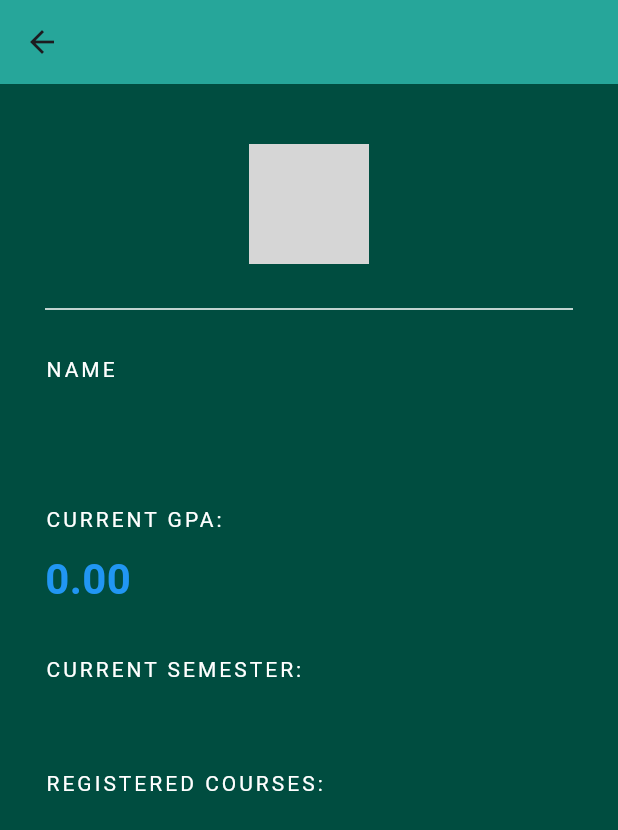
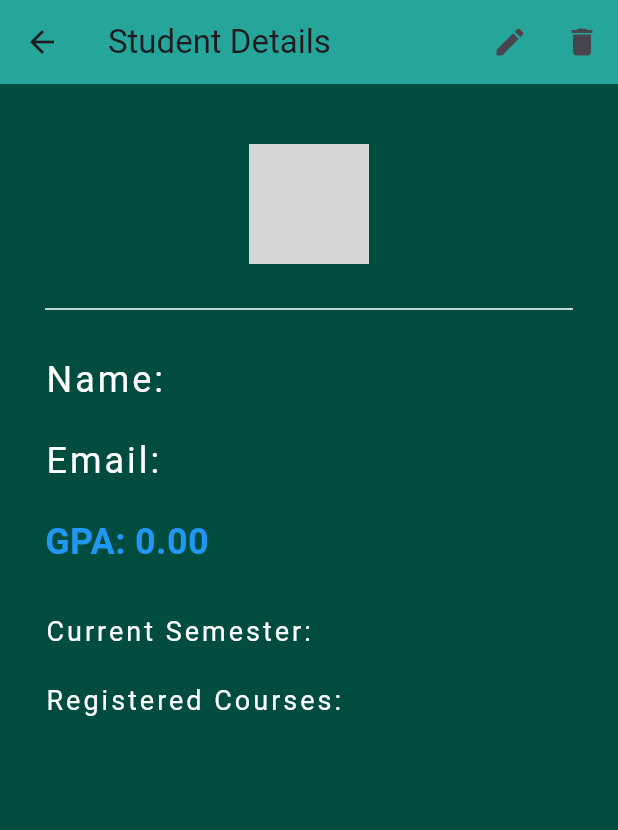
Before and after one commit to ElioAzzi12/elio_azzi_62030137_project_2, a Flutter app: the StudentDetailPage screen opened directly with empty values, on a phone screen of 412 x 824 dp. Shown: the top 830 px of the screen. Run offline on Flutter 3.47's test engine with Material 3 defaults, Android fonts, the light colour scheme and no system bars; network calls fail; grey boxes are pictures that could not be loaded.

Commit message:
added edit and delete button on student details page

```diff
--- a/lib/student_details.dart
+++ b/lib/student_details.dart
@@ -1,18 +1,123 @@
 import 'package:flutter/material.dart';
+import 'package:http/http.dart' as http;
 import 'student.dart';
 
-class StudentDetailPage extends StatelessWidget {
+class StudentDetailPage extends StatefulWidget {
   final Student student;
 
   StudentDetailPage({required this.student});
+
+  @override
+  _StudentDetailPageState createState() => _StudentDetailPageState();
+}
+
+class _StudentDetailPageState extends State<StudentDetailPage> {
+  bool isEditMode = false;
+  late TextEditingController nameController;
+  late TextEditingController emailController;
+  late TextEditingController gpaController;
+
+  @override
+  void initState() {
+    super.initState();
+    nameController = TextEditingController(text: widget.student.name);
+    emailController = TextEditingController(text: widget.student.email);
+    gpaController = TextEditingController(text: widget.student.gpa.toString());
+  }
+
+  @override
+  void dispose() {
+    nameController.dispose();
+    emailController.dispose();
+    gpaController.dispose();
+    super.dispose();
+  }
+
+  void _toggleEditMode() {
+    setState(() {
+      isEditMode = !isEditMode;
+    });
+  }
+
+  void _deleteStudent() async {
+    final shouldDelete = await showDialog<bool>(
+      context: context,
+      builder: (BuildContext context) {
+        return AlertDialog(
+          title: Text('Delete Student'),
+          content: Text('Are you sure you want to delete this student?'),
+          actions: <Widget>[
+            TextButton(
+              onPressed: () => Navigator.of(context).pop(false),
+              child: Text('No'),
+            ),
+            TextButton(
+              onPressed: () => Navigator.of(context).pop(true),
+              child: Text('Yes'),
+            ),
+          ],
+        );
+      },
+    ) ?? false;
+
+    if (shouldDelete) {
+      final response = await http.post(
+        Uri.parse('https://62030137.000webhostapp.com/delete_student.php'),
+        body: {'id': widget.student.id.toString()},
+      );
+
+      if (response.statusCode == 200) {
+        Navigator.of(context).pop(true);
+      } else {
+        ScaffoldMessenger.of(context).showSnackBar(
+          SnackBar(content: Text('Failed to delete student: ${response.body}')),
+        );
+      }
+    }
+  }
+
+  void _saveChanges() async {
+    final updateData = {
+      'id': widget.student.id.toString(),
+      'name': nameController.text,
+      'email': emailController.text,
+      'gpa': gpaController.text,
+      'currentSemester': widget.student.currentSemester,
+      'avatarPath': widget.student.avatarPath
+    };
+
+    final response = await http.post(
+      Uri.parse('https://62030137.000webhostapp.com/update_student.php'),
+      body: updateData,
+    );
+
+    if (response.statusCode == 200) {
+      ScaffoldMessenger.of(context).showSnackBar(SnackBar(content: Text('Student updated successfully!')));
+      setState(() {
+        isEditMode = false;
+      });
+    } else {
+      ScaffoldMessenger.of(context).showSnackBar(SnackBar(content: Text('Failed to update student!')));
+    }
+  }
 
   @override
   Widget build(BuildContext context) {
     return Scaffold(
       backgroundColor: Colors.teal[900],
       appBar: AppBar(
-        title: Text(student.name),
+        title: Text(isEditMode ? 'Edit Student' : 'Student Details'),
         backgroundColor: Colors.teal[400],
+        actions: <Widget>[
+          IconButton(
+            icon: Icon(isEditMode ? Icons.save : Icons.edit),
+            onPressed: isEditMode ? _saveChanges : _toggleEditMode,
+          ),
+          IconButton(
+            icon: Icon(Icons.delete),
+            onPressed: _deleteStudent,
+          ),
+        ],
       ),
       body: SingleChildScrollView(
         child: Padding(
@@ -22,7 +127,7 @@ class StudentDetailPage extends StatelessWidget {
             children: <Widget>[
               Center(
                 child: CircleAvatar(
-                  backgroundImage: AssetImage(student.avatarPath),
+                  backgroundImage: AssetImage(widget.student.avatarPath),
                   radius: 40,
                 ),
               ),
@@ -30,72 +135,100 @@ class StudentDetailPage extends StatelessWidget {
                 height: 60,
                 color: Colors.white,
               ),
-              Text(
-                'NAME',
+              isEditMode
+                  ? TextFormField(
+                controller: nameController,
+                style: TextStyle(color: Colors.white),
+                decoration: InputDecoration(
+                  labelText: 'Name',
+                  labelStyle: TextStyle(color: Colors.white),
+                ),
+              )
+                  : Text(
+                'Name: ${widget.student.name}',
                 style: TextStyle(
                   color: Colors.white,
                   letterSpacing: 2,
+                  fontSize: 24,
                 ),
               ),
-              SizedBox(height: 10),
-              Text(
-                student.name,
+              SizedBox(height: 20),
+              isEditMode
+                  ? TextFormField(
+                controller: emailController,
+                style: TextStyle(color: Colors.white),
+                decoration: InputDecoration(
+                  labelText: 'Email',
+                  labelStyle: TextStyle(color: Colors.white),
+                ),
+              )
+                  : Text(
+                'Email: ${widget.student.email}',
                 style: TextStyle(
-                  color: Colors.cyan,
-                  fontSize: 28,
+                  color: Colors.white,
+                  letterSpacing: 2,
+                  fontSize: 24,
+                ),
+              ),
+              SizedBox(height: 20),
+              isEditMode
+                  ? TextFormField(
+                controller: gpaController,
+                style: TextStyle(color: Colors.white),
+                decoration: InputDecoration(
+                  labelText: 'GPA',
+                  labelStyle: TextStyle(color: Colors.white),
+                ),
+              )
+                  : Text(
+                'GPA: ${widget.student.gpa.toStringAsFixed(2)}',
+                style: TextStyle(
+                  color: Colors.blue,
+                  fontSize: 24,
                   fontWeight: FontWeight.bold,
                 ),
               ),
               SizedBox(height: 30),
               Text(
-                'CURRENT GPA:',
+                'Current Semester: ${widget.student.currentSemester}',
                 style: TextStyle(
                   color: Colors.white,
                   letterSpacing: 2,
+                  fontSize: 18,
                 ),
               ),
-              SizedBox(height: 10),
+              SizedBox(height: 20),
               Text(
-                student.gpa.toStringAsFixed(2),
-                style: TextStyle(
-                  color: Colors.blue,
-                  fontSize: 28,
-                  fontWeight: FontWeight.bold,
-                ),
-              ),
-              SizedBox(height: 30),
-              Text(
-                'CURRENT SEMESTER:',
+                'Registered Courses:',
                 style: TextStyle(
                   color: Colors.white,
                   letterSpacing: 2,
+                  fontSize: 18,
                 ),
               ),
-              SizedBox(height: 10),
-              Text(
-                student.currentSemester,
+              ...widget.student.courses.map((course) => Padding(
+                padding: EdgeInsets.only(top: 8.0),
+                child: Text(
+                  '${course.name} - ${course.creditHours} Hours',
                   style: TextStyle(
-                  color: Colors.blue,
+                    color: Colors.red[300],
                     fontSize: 18,
                     letterSpacing: 1,
                   ),
                 ),
+              )),
               SizedBox(height: 20),
-              Text(
-                'REGISTERED COURSES:',
-                style: TextStyle(
-                  color: Colors.white,
-                  letterSpacing: 2,
+
+              if (isEditMode)
+                Center(
+                  child: ElevatedButton(
+                    onPressed: _saveChanges,
+                    child: Text('Save Changes', style: TextStyle(color: Colors.white)),
+                    style: ElevatedButton.styleFrom(
+                      backgroundColor: Colors.teal[400],
                     ),
                   ),
-              ...student.courses.map((course) => Text(
-                '${course.name} - ${course.creditHours} Hours',
-                style: TextStyle(
-                  color: Colors.red,
-                  fontSize: 18,
-                  letterSpacing: 1,
                 ),
-              )).toList(),
             ],
           ),
         ),
```
Lines whose indentation alone changed are shown as unchanged.
